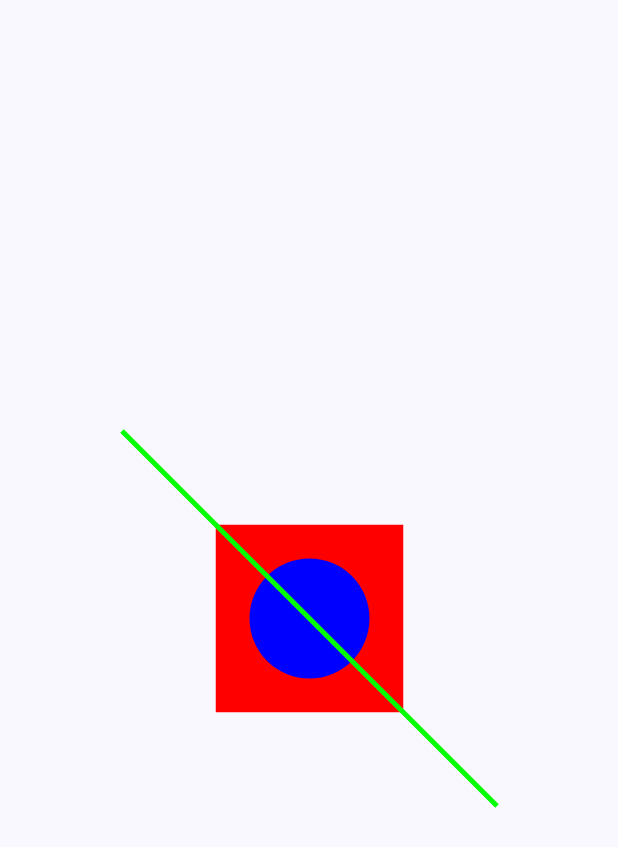
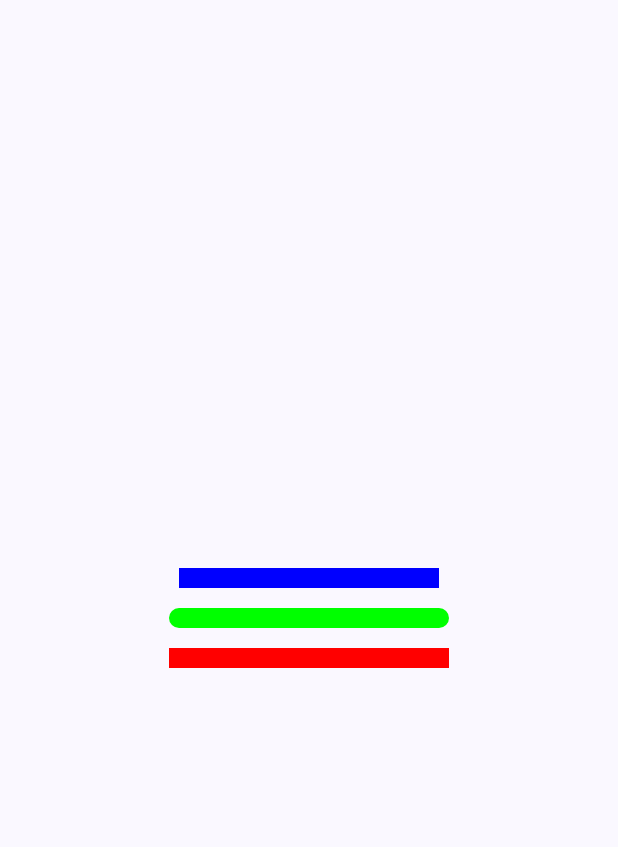
Before and after one commit to sandpaper-hub/JetpackComposeLearn, an Android app built with Jetpack Compose: the screen it shows after launch (MainActivity), on a phone screen of 412 x 824 dp. Shown: the top 847 px of the screen. Run offline under Robolectric (Android 15) with nearby library versions, the phone set to English and light mode, and no system bars; our stand-ins replace constraintlayout-compose.

Commit message:
drawLine Example

```diff
--- a/app/src/main/java/com/compose/jetpackcomposelearn/MainActivity.kt
+++ b/app/src/main/java/com/compose/jetpackcomposelearn/MainActivity.kt
@@ -10,6 +10,7 @@ import androidx.compose.material3.Scaffold
 import androidx.compose.runtime.Composable
 import androidx.compose.ui.Modifier
 import androidx.compose.ui.tooling.preview.Preview
+import com.compose.jetpackcomposelearn.canvas.DrawLineExample
 import com.compose.jetpackcomposelearn.canvas.MultipleDrawExample
 import com.compose.jetpackcomposelearn.ui.theme.JetpackComposeLearnTheme
 
@@ -32,7 +33,7 @@ class MainActivity : ComponentActivity() {
 @Composable
 @Suppress("FunctionName")
 fun MainExample(modifier: Modifier = Modifier) {
-    MultipleDrawExample(modifier)
+    DrawLineExample(modifier)
 }
 
 @Preview(name = "Galaxy S23 Plus", widthDp = 393, heightDp = 851)
--- /dev/null
+++ b/app/src/main/java/com/compose/jetpackcomposelearn/canvas/DrawLine.kt
@@ -0,0 +1,54 @@
+package com.compose.jetpackcomposelearn.canvas
+
+import androidx.compose.foundation.Canvas
+import androidx.compose.foundation.layout.fillMaxSize
+import androidx.compose.foundation.layout.size
+import androidx.compose.runtime.Composable
+import androidx.compose.ui.Modifier
+import androidx.compose.ui.geometry.Offset
+import androidx.compose.ui.graphics.Color
+import androidx.compose.ui.graphics.StrokeCap
+import androidx.compose.ui.unit.dp
+import androidx.constraintlayout.compose.ConstraintLayout
+
+@Composable
+@Suppress("FunctionName")
+fun DrawLineExample(modifier: Modifier) {
+    ConstraintLayout(modifier.then(Modifier.fillMaxSize())) {
+        val canvas = createRef()
+
+        Canvas(
+            modifier = Modifier
+                .constrainAs(canvas) {
+                    centerVerticallyTo(parent)
+                    centerHorizontallyTo(parent)
+                }
+                .size(200.dp)) {
+            val y = size.height / 2
+
+            drawLine(
+                Color.Blue,
+                start = Offset(20f, y - 40f),
+                end = Offset(size.width - 20f, y - 40f),
+                strokeWidth = 20f,
+                cap = StrokeCap.Butt
+            )
+
+            drawLine(
+                Color.Green,
+                start = Offset(20f, y),
+                end = Offset(size.width - 20f, y),
+                strokeWidth = 20f,
+                cap = StrokeCap.Round
+            )
+
+            drawLine(
+                Color.Red,
+                start = Offset(20f, y + 40f),
+                end = Offset(size.width - 20f, y + 40f),
+                strokeWidth = 20f,
+                cap = StrokeCap.Square
+            )
+        }
+    }
+}
```
